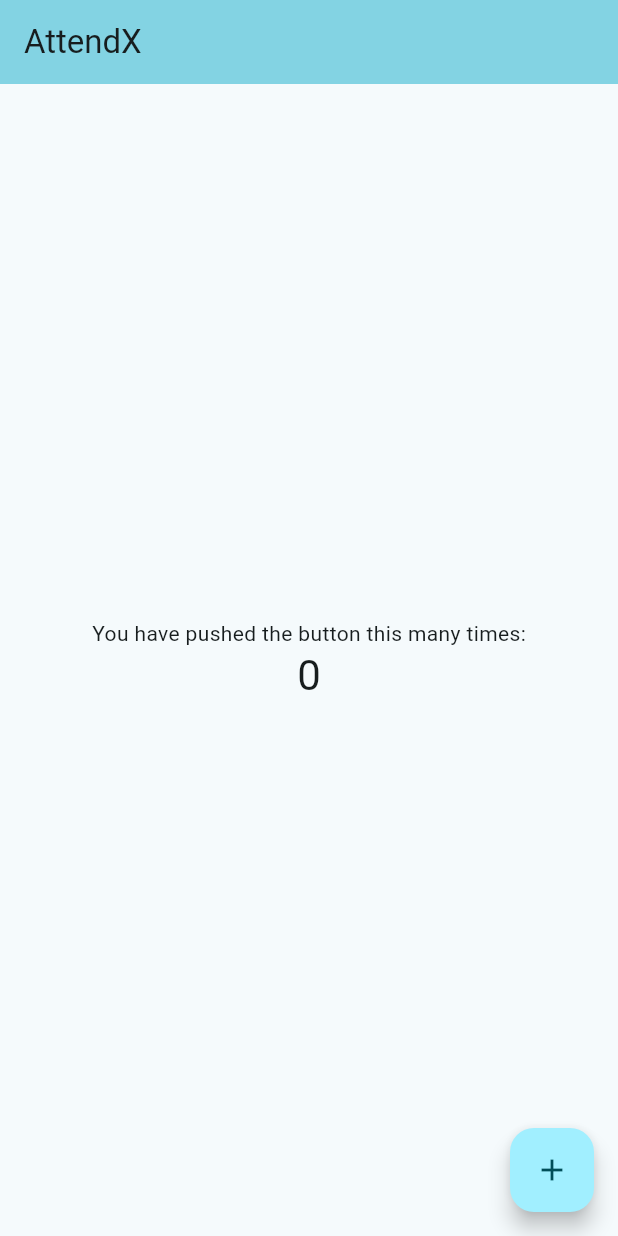
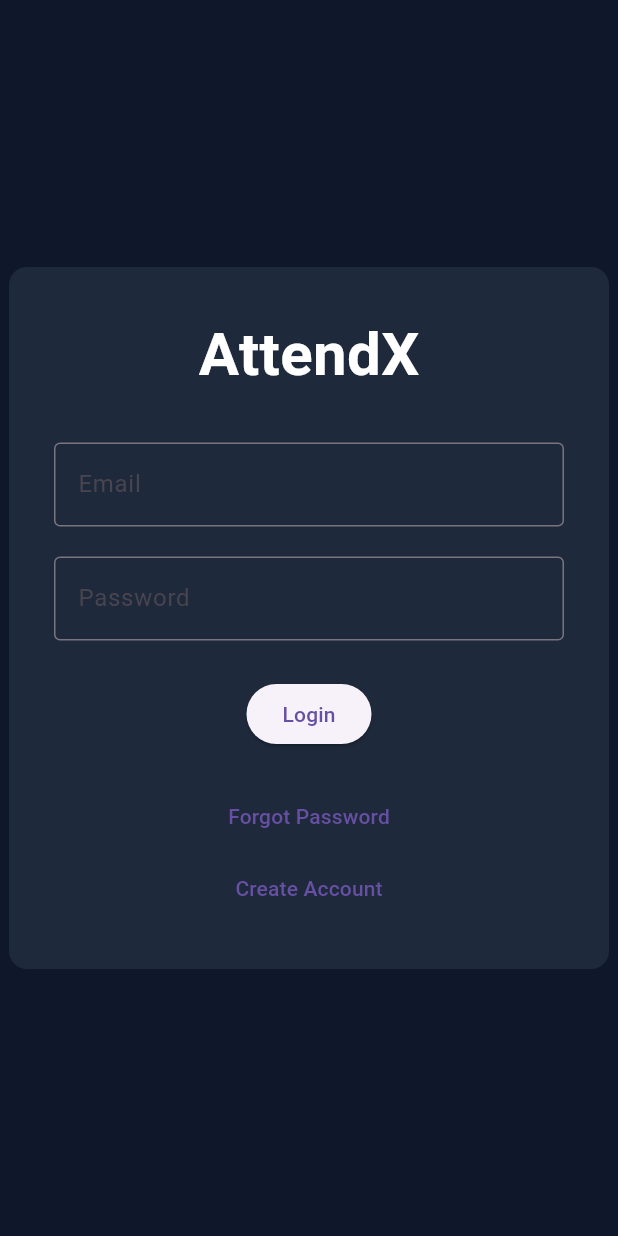
Before and after one commit to tonyngugi997/AttendX, a Flutter app: the screen it shows after launch, on a phone screen of 412 x 824 dp. Run offline on Flutter 3.47's test engine with Material 3 defaults, Android fonts, the phone set to English and light mode, and no system bars.

Commit message:
added register, login and forgot password forms. also added functions to send data to the backend apis

```diff
--- a/frontend/attendx/lib/main.dart
+++ b/frontend/attendx/lib/main.dart
@@ -1,4 +1,5 @@
 import 'package:flutter/material.dart';
+import 'screens/auth_screen.dart';
 
 void main() {
   runApp(const MyApp());
@@ -7,116 +8,10 @@ void main() {
 class MyApp extends StatelessWidget {
   const MyApp({super.key});
 
-  // This widget is the root of your application.
   @override
   Widget build(BuildContext context) {
-    return MaterialApp(
-      title: 'Flutter Demo',
-      theme: ThemeData(
-        // This is the theme of your application.
-        //
-        // TRY THIS: Try running your application with "flutter run". You'll see
-        // the application has a purple toolbar. Then, without quitting the app,
-        // try changing the seedColor in the colorScheme below to Colors.green
-        // and then invoke "hot reload" (save your changes or press the "hot
-        // reload" button in a Flutter-supported IDE, or press "r" if you used
-        // the command line to start the app).
-        //
-        // Notice that the counter didn't reset back to zero; the application
-        // state is not lost during the reload. To reset the state, use hot
-        // restart instead.
-        //
-        // This works for code too, not just values: Most code changes can be
-        // tested with just a hot reload.
-        colorScheme: .fromSeed(seedColor: Colors.cyan),
-      ),
-      home: const MyHomePage(title: 'AttendX'),
+    return const MaterialApp(
+      home: Authenticator(),
     );
   }
 }
-
-class MyHomePage extends StatefulWidget {
-  const MyHomePage({super.key, required this.title});
-
-  // This widget is the home page of your application. It is stateful, meaning
-  // that it has a State object (defined below) that contains fields that affect
-  // how it looks.
-
-  // This class is the configuration for the state. It holds the values (in this
-  // case the title) provided by the parent (in this case the App widget) and
-  // used by the build method of the State. Fields in a Widget subclass are
-  // always marked "final".
-
-  final String title;
-
-  @override
-  State<MyHomePage> createState() => _MyHomePageState();
-}
-
-class _MyHomePageState extends State<MyHomePage> {
-  int _counter = 0;
-
-  void _incrementCounter() {
-    setState(() {
-      // This call to setState tells the Flutter framework that something has
-      // changed in this State, which causes it to rerun the build method below
-      // so that the display can reflect the updated values. If we changed
-      // _counter without calling setState(), then the build method would not be
-      // called again, and so nothing would appear to happen.
-      _counter++;
-    });
-  }
-
-  @override
-  Widget build(BuildContext context) {
-    // This method is rerun every time setState is called, for instance as done
-    // by the _incrementCounter method above.
-    //
-    // The Flutter framework has been optimized to make rerunning build methods
-    // fast, so that you can just rebuild anything that needs updating rather
-    // than having to individually change instances of widgets.
-    return Scaffold(
-      appBar: AppBar(
-        // TRY THIS: Try changing the color here to a specific color (to
-        // Colors.amber, perhaps?) and trigger a hot reload to see the AppBar
-        // change color while the other colors stay the same.
-        backgroundColor: Theme.of(context).colorScheme.inversePrimary,
-        // Here we take the value from the MyHomePage object that was created by
-        // the App.build method, and use it to set our appbar title.
-        title: Text(widget.title),
-      ),
-      body: Center(
-        // Center is a layout widget. It takes a single child and positions it
-        // in the middle of the parent.
-        child: Column(
-          // Column is also a layout widget. It takes a list of children and
-          // arranges them vertically. By default, it sizes itself to fit its
-          // children horizontally, and tries to be as tall as its parent.
-          //
-          // Column has various properties to control how it sizes itself and
-          // how it positions its children. Here we use mainAxisAlignment to
-          // center the children vertically; the main axis here is the vertical
-          // axis because Columns are vertical (the cross axis would be
-          // horizontal).
-          //
-          // TRY THIS: Invoke "debug painting" (choose the "Toggle Debug Paint"
-          // action in the IDE, or press "p" in the console), to see the
-          // wireframe for each widget.
-          mainAxisAlignment: .center,
-          children: [
-            const Text('You have pushed the button this many times:'),
-            Text(
-              '$_counter',
-              style: Theme.of(context).textTheme.headlineMedium,
-            ),
-          ],
-        ),
-      ),
-      floatingActionButton: FloatingActionButton(
-        onPressed: _incrementCounter,
-        tooltip: 'Increment',
-        child: const Icon(Icons.add),
-      ),
-    );
-  }
-}
--- /dev/null
+++ b/frontend/attendx/lib/screens/auth_screen.dart
@@ -0,0 +1,272 @@
+import 'package:flutter/material.dart';
+import 'package:http/http.dart' as http;
+import 'dart:convert';
+
+class Authenticator extends StatefulWidget {
+  const Authenticator({super.key});
+
+  @override
+  State<Authenticator> createState() => _AuthenticatorState();
+}
+
+class _AuthenticatorState extends State<Authenticator> {
+
+  String _currentForm = "login";
+
+  final TextEditingController _emailController = TextEditingController();
+  final TextEditingController _usernameController = TextEditingController();
+  final TextEditingController _passwordController = TextEditingController();
+
+
+  Future<void> loginUser() async {
+
+    var url = Uri.parse("http://127.0.0.1:5000/login");
+
+    var response = await http.post(
+      url,
+      headers: {"Content-Type": "application/json"},
+      body: jsonEncode({
+        "email": _emailController.text,
+        "password": _passwordController.text
+      }),
+    );
+
+    print(response.body);
+  }
+
+
+  Future<void> registerUser() async {
+
+    var url = Uri.parse("http://127.0.0.1:5000/register");
+
+    var response = await http.post(
+      url,
+      headers: {"Content-Type": "application/json"},
+      body: jsonEncode({
+        "email": _emailController.text,
+        "username": _usernameController.text,
+        "password": _passwordController.text
+      }),
+    );
+
+    print(response.body);
+  }
+
+
+  Future<void> forgotPassword() async {
+
+    var url = Uri.parse("http://127.0.0.1:5000/forgot-password");
+
+    var response = await http.post(
+      url,
+      headers: {"Content-Type": "application/json"},
+      body: jsonEncode({
+        "email": _emailController.text
+      }),
+    );
+
+    print(response.body);
+  }
+
+
+
+  Widget buildLogin() {
+    return Column(
+      children: [
+
+        TextFormField(
+          controller: _emailController,
+          decoration: const InputDecoration(
+            labelText: "Email",
+            border: OutlineInputBorder(),
+          ),
+        ),
+
+        const SizedBox(height: 20),
+
+        TextFormField(
+          controller: _passwordController,
+          obscureText: true,
+          decoration: const InputDecoration(
+            labelText: "Password",
+            border: OutlineInputBorder(),
+          ),
+        ),
+
+        const SizedBox(height: 25),
+
+        ElevatedButton(
+          onPressed: loginUser,
+          child: const Text("Login"),
+        ),
+
+        const SizedBox(height: 20),
+
+        TextButton(
+          onPressed: () {
+            setState(() {
+              _currentForm = "forgot";
+            });
+          },
+          child: const Text("Forgot Password"),
+        ),
+
+        TextButton(
+          onPressed: () {
+            setState(() {
+              _currentForm = "register";
+            });
+          },
+          child: const Text("Create Account"),
+        )
+      ],
+    );
+  }
+
+
+  Widget buildRegister() {
+    return Column(
+      children: [
+
+        TextFormField(
+          controller: _usernameController,
+          decoration: const InputDecoration(
+            labelText: "Username",
+            border: OutlineInputBorder(),
+          ),
+        ),
+
+        const SizedBox(height: 20),
+
+        TextFormField(
+          controller: _emailController,
+          decoration: const InputDecoration(
+            labelText: "Email",
+            border: OutlineInputBorder(),
+          ),
+        ),
+
+        const SizedBox(height: 20),
+
+        TextFormField(
+          controller: _passwordController,
+          obscureText: true,
+          decoration: const InputDecoration(
+            labelText: "Password",
+            border: OutlineInputBorder(),
+          ),
+        ),
+
+        const SizedBox(height: 25),
+
+        ElevatedButton(
+          onPressed: registerUser,
+          child: const Text("Register"),
+        ),
+
+        TextButton(
+          onPressed: () {
+            setState(() {
+              _currentForm = "login";
+            });
+          },
+          child: const Text("Back to Login"),
+        )
+      ],
+    );
+  }
+
+
+  Widget buildForgot() {
+    return Column(
+      children: [
+
+        TextFormField(
+          controller: _emailController,
+          decoration: const InputDecoration(
+            labelText: "Email",
+            border: OutlineInputBorder(),
+          ),
+        ),
+
+        const SizedBox(height: 25),
+
+        ElevatedButton(
+          onPressed: forgotPassword,
+          child: const Text("Reset Password"),
+        ),
+
+        TextButton(
+          onPressed: () {
+            setState(() {
+              _currentForm = "login";
+            });
+          },
+          child: const Text("Back to Login"),
+        )
+      ],
+    );
+  }
+
+
+
+  Widget getForm() {
+
+    if (_currentForm == "login") {
+      return buildLogin();
+    }
+
+    if (_currentForm == "register") {
+      return buildRegister();
+    }
+
+    return buildForgot();
+  }
+
+
+
+  @override
+  Widget build(BuildContext context) {
+
+    return Scaffold(
+
+      backgroundColor: const Color(0xff0f172a),
+
+      body: Center(
+
+        child: Container(
+
+          width: 400,
+          padding: const EdgeInsets.all(30),
+
+          decoration: BoxDecoration(
+            color: const Color(0xff1e293b),
+            borderRadius: BorderRadius.circular(12),
+          ),
+
+          child: Column(
+
+            mainAxisSize: MainAxisSize.min,
+
+            children: [
+
+              const Text(
+                "AttendX",
+                style: TextStyle(
+                  fontSize: 40,
+                  fontWeight: FontWeight.bold,
+                  color: Colors.white,
+                ),
+              ),
+
+              const SizedBox(height: 30),
+
+              getForm()
+
+            ],
+          ),
+        ),
+      ),
+    );
+  }
+}
```
Also changed, not shown: frontend/attendx/pubspec.yaml (+2 -50 lines), frontend/attendx/lib/screens/auth-screen.dart (deleted), frontend/attendx/pubspec.lock.
